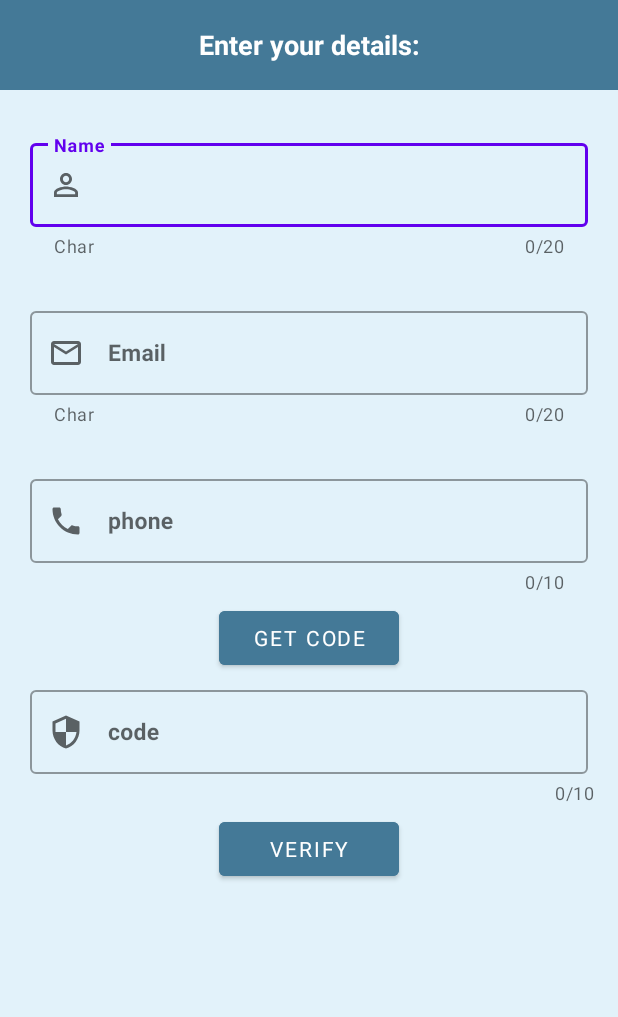
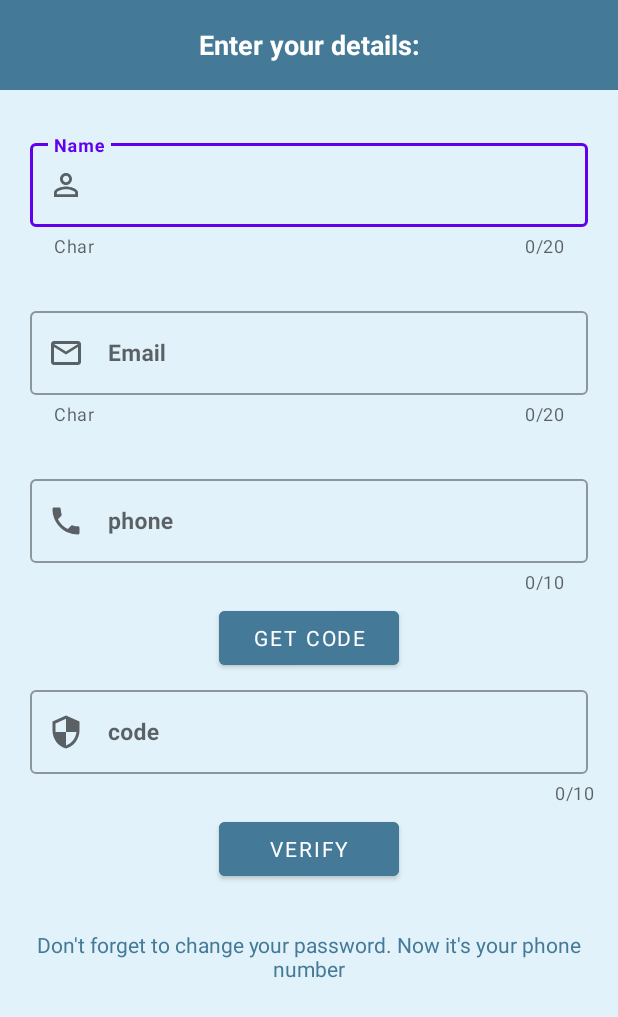
Before and after one commit to ShirFeld/Final-Project_home, an Android app: the PhoneActivity screen opened directly, with no data from a screen before it, on a phone screen of 412 x 824 dp. Shown: the top 1017 px of the screen. Run offline under Robolectric (Android 15) with nearby library versions, the phone set to English and light mode, and no system bars; our stand-ins replace Firebase (no records; nobody signed in at launch, a user with empty details on screens opened directly); Roboto replaces fonts that are not available here; 1 statement that could not run was skipped.

Commit message:
update phone activity

```diff
--- a/app/src/main/java/com/example/profilesave1/Activities/MyAdapter2.java
+++ b/app/src/main/java/com/example/profilesave1/Activities/MyAdapter2.java
@@ -60,7 +60,7 @@ public class MyAdapter2 extends RecyclerView.Adapter<MyAdapter2.ViewHolder> { //
 
         // after the filter we will show only the right users
         if(arrayList.get(position).getName().equals("adminUser")){
-            holder.rel.setVisibility(View.GONE);
+           holder.rel.setVisibility(View.GONE);
         }
 
         // open the user details
--- a/app/src/main/res/layout/activity_phone.xml
+++ b/app/src/main/res/layout/activity_phone.xml
@@ -11,7 +11,8 @@
     <LinearLayout
         android:layout_width="match_parent"
         android:layout_height="match_parent"
-        android:orientation="vertical">
+        android:orientation="vertical"
+        android:id="@+id/li1">
 
         <TextView
             android:layout_width="match_parent"
@@ -155,5 +156,30 @@
             android:fontFamily="@font/montserrat_alternates_semibold"
             android:text="@string/verify"
             android:textColor="@color/white" />
+
+        <LinearLayout
+            android:layout_width="wrap_content"
+            android:layout_height="wrap_content"
+            android:orientation="vertical"
+            android:layout_gravity="center"
+            android:layout_marginTop="30dp"
+            >
+
+            <TextView
+                android:id="@+id/forgot_btn"
+                android:layout_width="match_parent"
+                android:layout_height="wrap_content"
+                android:backgroundTint="@color/colorPrimary"
+                android:layout_marginRight="20dp"
+                android:layout_marginLeft="20dp"
+                android:gravity="center"
+                android:text="Don't forget to change your password. Now it's your phone number"
+                android:textColor="@color/colorPrimary">
+
+            </TextView>
+        </LinearLayout>
+
     </LinearLayout>
+
+
 </RelativeLayout>
```
